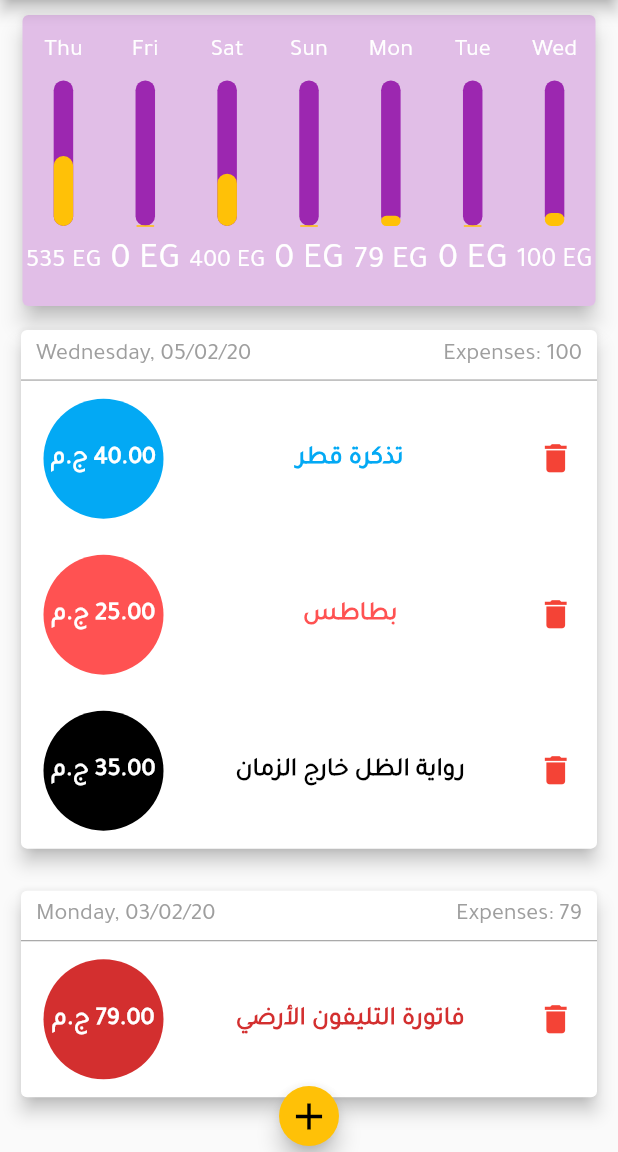
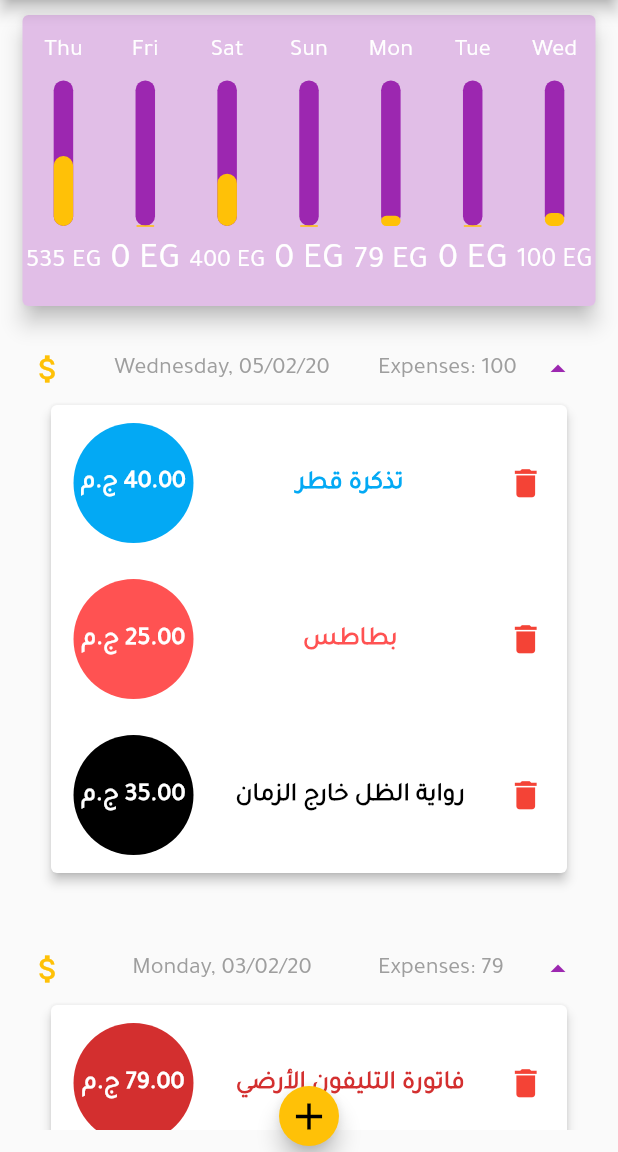
Before and after one commit to grayHatEnigma/Expense-Manager, a Flutter app: the screen it shows after launch, on a phone screen of 412 x 824 dp, the part 84-1236 px from its top. Run offline on Flutter 3.47's test engine with Material 2 defaults, Android fonts, the phone set to English and light mode, and no system bars; drawn by our look-alikes of expandable; our stand-ins replace date_format, flutter_animation_progress_bar.

Commit message:
13th commit - collapse behaviour

```diff
--- a/lib/domain/manager.dart
+++ b/lib/domain/manager.dart
@@ -36,31 +36,31 @@ class Manager
         date: DateTime.now(),
         category: Category.Transportation),
     Transaction(
-        id: 't3',
+        id: 't4',
         title: 'كوتشي جديد',
         amount: 535,
         date: DateTime(2020, 1, 30),
         category: Category.Shopping),
     Transaction(
-        id: 't4',
+        id: 't5',
         title: 'بنطلون جديد',
         amount: 250,
         date: DateTime(2020, 1, 29),
         category: Category.Shopping),
     Transaction(
-        id: 't7',
+        id: 't6',
         title: 'فاتورة التليفون الأرضي',
         amount: 79,
         date: DateTime(2020, 2, 3),
         category: Category.Bills),
     Transaction(
-        id: 't5',
+        id: 't7',
         title: 'زيارات عائلية',
         amount: 150,
         date: DateTime(2020, 2, 1),
         category: Category.Others),
     Transaction(
-        id: 't6',
+        id: 't8',
         title: 'أدوات مكتبية',
         amount: 250,
         date: DateTime(2020, 2, 1),
--- a/lib/infrastructure/ui/widgets/transactions_card_widget.dart
+++ b/lib/infrastructure/ui/widgets/transactions_card_widget.dart
@@ -2,6 +2,7 @@ import 'package:flutter/material.dart';
 
 import 'package:date_format/date_format.dart';
 import 'package:provider/provider.dart';
+import 'package:expandable/expandable.dart';
 
 import 'package:expense_manager/domain/manager_ui_contract.dart';
 import 'package:expense_manager/domain/models/transaction.dart';
@@ -15,19 +16,25 @@ class TransactionsCard extends StatelessWidget {
     final manager = Provider.of<ManagerUiContract>(context);
 
     return Padding(
-      padding: const EdgeInsets.all(10.0),
-      child: Card(
-        elevation: 5,
-        child: Column(
-          crossAxisAlignment: CrossAxisAlignment.start,
-          children: <Widget>[
-            Container(
-              padding: EdgeInsets.symmetric(vertical: 7, horizontal: 10),
+      padding: const EdgeInsets.all(20.0),
+      child: ExpandablePanel(
+        theme: ExpandableThemeData(
+            iconColor: Theme.of(context).primaryColor,
+            collapseIcon: Icons.list,
+            expandIcon: Icons.arrow_drop_up,
+            headerAlignment: ExpandablePanelHeaderAlignment.center),
+        header: Container(
           child: Row(
             mainAxisAlignment: MainAxisAlignment.spaceBetween,
+            textBaseline: TextBaseline.alphabetic,
             children: <Widget>[
-                  Text(
-                    formatDate(transactions[0].date, [
+              Icon(
+                Icons.attach_money,
+                color: Theme.of(context).accentColor,
+              ),
+              FittedBox(
+                child: Text(
+                  formatDate(transactions.first.date, [
                     DD,
                     ', ',
                     dd,
@@ -38,21 +45,22 @@ class TransactionsCard extends StatelessWidget {
                   ]),
                   style: TextStyle(fontSize: 16, color: Colors.grey),
                 ),
-                  Text(
+              ),
+              Container(
+                width: 100,
+                child: Text(
                   'Expenses: ${manager.calculateTotalSpending(transactions).toStringAsFixed(0)}',
                   style: TextStyle(fontSize: 16, color: Colors.grey),
+                ),
               )
             ],
           ),
         ),
-            SizedBox(
-              height: 0.75,
-              width: double.infinity,
-              child: Container(
-                color: Colors.grey,
-              ),
-            ),
-            Column(
+        collapsed: Padding(
+          padding: const EdgeInsets.symmetric(horizontal: 10),
+          child: Card(
+            elevation: 3,
+            child: Column(
               children: transactions.map((tx) {
                 return TransactionTile(
                     transaction: tx,
@@ -61,7 +69,7 @@ class TransactionsCard extends StatelessWidget {
                     });
               }).toList(),
             ),
-          ],
+          ),
         ),
       ),
     );
--- a/pubspec.yaml
+++ b/pubspec.yaml
@@ -16,6 +16,7 @@ dependencies:
   date_format: ^1.0.8
   provider: ^4.0.1
   flutter_animation_progress_bar: ^1.0.0
+  expandable: ^4.1.2
 
 
 dev_dependencies:
```
Also changed, not shown: pubspec.lock. Lines whose indentation alone changed are shown as unchanged.
